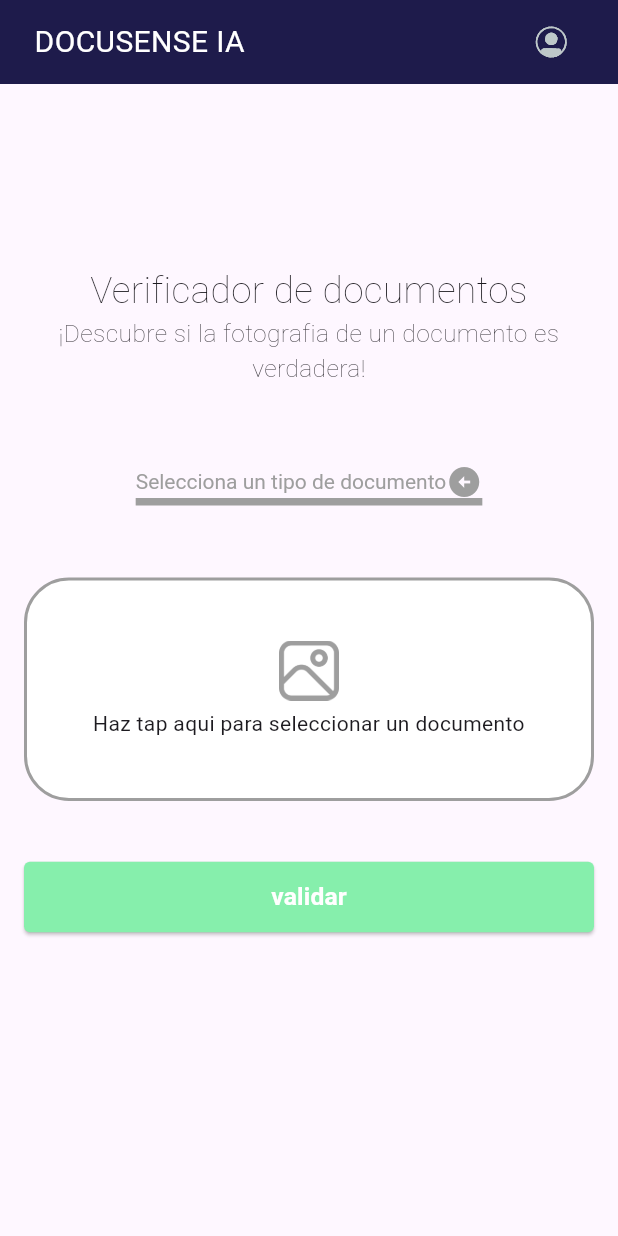
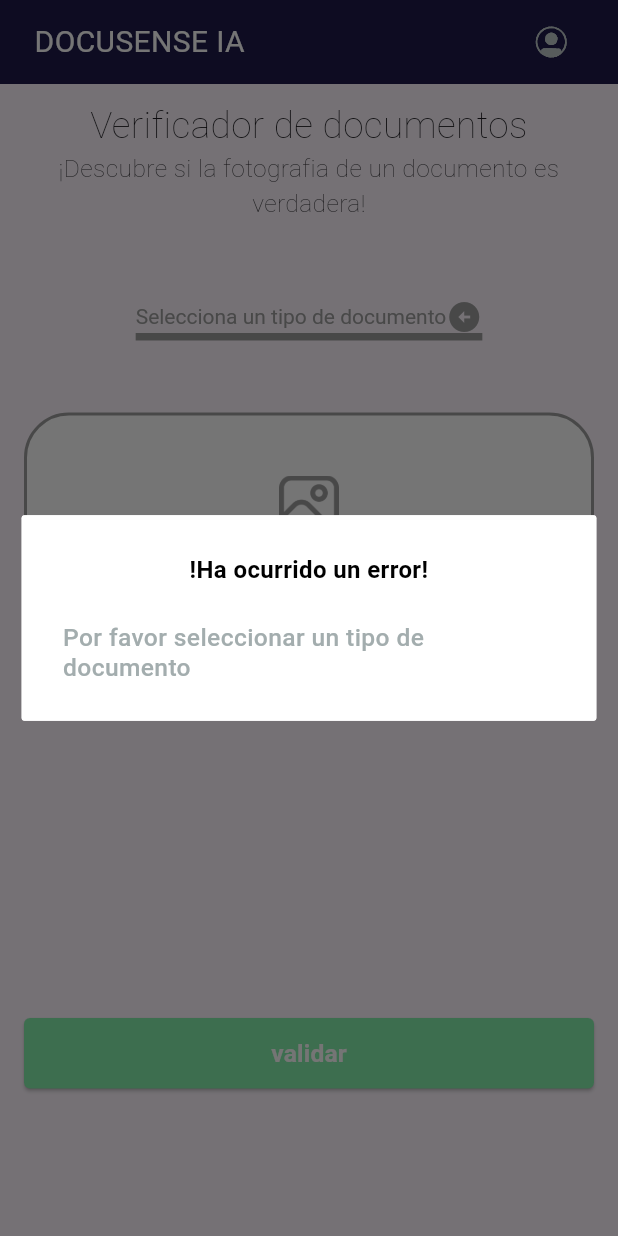
Before and after one commit to JohnMunoz234/hackaton2024, a Flutter app: the screen it shows after launch, after a tap on "validar", on a phone screen of 412 x 824 dp. Run offline on Flutter 3.47's test engine with Material 3 defaults, Android fonts, the phone set to English and light mode, and no system bars; our stand-ins replace badges, cached_network_image, device_info_plus, file_picker, flutter_riverpod, flutter_screenutil and 4 more; missing offline and left inert: pdf_render.

Commit message:
feature/previsualizar_documentos JM 2024/05/01
* Se agrega a la vista la visualizacion de imagenes.
* Se acomoda como tipo carrusel
* Se crea el util base64
* Agregan dialogos de error y validacion exitosa

Pendiente:
* Validar dialogo exitoso(Agregar boton)
* Agregar endpoint
* Usar util base 64

```diff
--- a/lib/core/util/dialog_util.dart
+++ b/lib/core/util/dialog_util.dart
@@ -4,10 +4,6 @@ import 'package:flutter/services.dart';
 import 'package:go_router/go_router.dart';
 import 'package:hackaton_2024_mv/core_ui/widgets/shared/custom_center_dialog.dart';
 import 'package:hackaton_2024_mv/core_ui/widgets/shared/custom_sized_box_space.dart';
-
-
-
-
 
 class DialogUtil {
 
--- a/lib/core/util/parameters.dart
+++ b/lib/core/util/parameters.dart
@@ -1,3 +1,8 @@
 class Parameters {
   static num minSdkChange = 32;
+  static String itemDropDown1 = 'Selecciona un tipo de documento';
+  static String itemDropDown2 = 'Cedula';
+  static String itemDropDown3 = 'Pasaporte';
+  static String itemDropDown4 = 'Licencia de conduccion';
+  static String itemDropDown5 = 'Cedula de extranjeria';
 }
--- /dev/null
+++ b/lib/core/util/skeleton_utils.dart
@@ -0,0 +1,6 @@
+import 'package:flutter/material.dart';
+
+class SkeletonUtils {
+  static var skeletonEntitiesEnabledNotifier = ValueNotifier<bool>(true);
+  static var skeletonDocumentsEnabledNotifier = ValueNotifier<bool>(true);
+}
--- /dev/null
+++ b/lib/feature/principal/presentation/notifier/principal_provider.dart
@@ -0,0 +1,72 @@
+import 'package:flutter_riverpod/flutter_riverpod.dart';
+
+final principalProvider =
+    StateNotifierProvider<PrincipalStateNotifier, PrincipalState>((ref) {
+  return PrincipalStateNotifier();
+});
+
+class PrincipalStateNotifier extends StateNotifier<PrincipalState> {
+  PrincipalStateNotifier() : super(PrincipalState()) {
+    //init();
+  }
+
+  init() {
+   state = state.copyWith(
+      isActive: true,
+      countDocuments: 0,
+      path: null,
+      listPath: [],
+    );
+  }
+
+  setCountDocuments() {
+    state = state.copyWith(countDocuments: state.countDocuments! + 1);
+  }
+
+  setIsActive(bool isActive) {
+   state =  state.copyWith(isActive: isActive);
+  }
+
+  resetCountDocuments() {
+   state =  state.copyWith(countDocuments: 0);
+  }
+
+  setListPath(String path){
+   state =  state.copyWith(listPath: [...?state.listPath, path]);
+  }
+
+  removeElementListPath(int index) {
+    var stateInternal = state.listPath;
+    stateInternal?.removeAt(index);
+    state = state.copyWith(listPath: stateInternal);
+
+  }
+}
+
+class PrincipalState {
+  final int? countDocuments;
+   final bool? isActive;
+  final String? path;
+  final List<String>? listPath;
+
+  PrincipalState({
+    this.countDocuments,
+    this.isActive,
+    this.path,
+    this.listPath = const [],
+  });
+
+  PrincipalState copyWith({
+    int? countDocuments,
+    bool? isActive,
+    String? path,
+    List<String>? listPath,
+  }) {
+    return PrincipalState(
+      countDocuments: countDocuments ?? this.countDocuments,
+      isActive: isActive ?? this.isActive,
+      path: path ?? this.path,
+      listPath: listPath ?? this.listPath,
+    );
+  }
+}
--- a/lib/feature/principal/presentation/screen/principal_screen.dart
+++ b/lib/feature/principal/presentation/screen/principal_screen.dart
@@ -1,15 +1,23 @@
+import 'dart:io';
+
+import 'package:cached_network_image/cached_network_image.dart';
 import 'package:flutter/material.dart';
+import 'package:flutter_riverpod/flutter_riverpod.dart';
 import 'package:flutter_screenutil/flutter_screenutil.dart';
+import 'package:hackaton_2024_mv/core/util/dialog_util.dart';
 import 'package:hackaton_2024_mv/core/util/file_util.dart';
+import 'package:hackaton_2024_mv/core/util/parameters.dart';
 import 'package:hackaton_2024_mv/core/util/permission_util.dart';
 import 'package:hackaton_2024_mv/core_ui/widgets/shared/custom.main_button.dart';
 import 'package:hackaton_2024_mv/core_ui/widgets/shared/custom_app_bar.dart';
 import 'package:hackaton_2024_mv/core_ui/widgets/shared/custom_appbar_icon.dart';
+import 'package:hackaton_2024_mv/core_ui/widgets/shared/custom_document_item.dart';
 import 'package:hackaton_2024_mv/core_ui/widgets/shared/custom_sized_box_space.dart';
+import 'package:hackaton_2024_mv/feature/principal/presentation/notifier/principal_provider.dart';
 import 'package:hackaton_2024_mv/resource/color_constants.dart';
 import 'package:hackaton_2024_mv/resource/image_constants.dart';
 
-class PrincipalScreen extends StatefulWidget {
+class PrincipalScreen extends ConsumerStatefulWidget {
   static const String name = 'PrincipalScreen';
   static const String link = '/$name';
 
@@ -18,11 +26,11 @@ class PrincipalScreen extends StatefulWidget {
   });
 
   @override
-  State<StatefulWidget> createState() => _PrincipalScreenState();
+  ConsumerState createState() => _PrincipalScreenState();
 }
 
-class _PrincipalScreenState extends State<PrincipalScreen> {
-  String dropDownValue = 'Selecciona un tipo de documento';
+class _PrincipalScreenState extends ConsumerState<PrincipalScreen> {
+  String dropDownValue = Parameters.itemDropDown1;
 
   @override
   Widget build(BuildContext context) {
@@ -47,17 +55,25 @@ class _PrincipalScreenState extends State<PrincipalScreen> {
   }
 
   _buildBody(BuildContext context) {
+    final state = ref.watch(principalProvider);
+
+    // final state = ref.read(principalProvider.notifier).state;
+
+    final stateFinal = ref.read(principalProvider.notifier);
+    //stateFinal.setIsActive(true);
     return Column(
       children: [
-        const SizedBox(height: 120),
+        const SizedBox(height: 10),
         _buildTitle(context),
         _buildDescription(),
         const SizedBox(height: 40),
         _buildDropDown(),
         const SizedBox(height: 40),
-        _buildCustomGetLocalDocument(context),
+        _buildCustomGetLocalDocument(context, stateFinal),
         const SizedBox(height: 40),
-        _buildButton()
+        _buildPreviewDocumentList(state, stateFinal),
+        const SizedBox(height: 50),
+        _buildButton(stateFinal),
       ],
     );
   }
@@ -86,13 +102,20 @@ class _PrincipalScreenState extends State<PrincipalScreen> {
     );
   }
 
-  _buildCustomGetLocalDocument(BuildContext context) {
+  _buildCustomGetLocalDocument(
+      BuildContext context, PrincipalStateNotifier state) {
     return GestureDetector(
       onTap: () async {
         bool isPermission = await _validatePermission(context);
-        if (isPermission) {
-          FileUtil.pickFile(CustomFileType.PDF);
-          print("Oprimi el boton");
+        if (isPermission && state.state.listPath!.length < 3) {
+          final path = await FileUtil.pickFile();
+          state.setListPath(path!);
+        } else {
+          DialogUtil.showCustomDialog(
+              context: context,
+              title: "!Espera!",
+              description:
+                  "Has cumplido con el limite (3) para adjuntar documentos ");
         }
       },
       child: Container(
@@ -126,16 +149,6 @@ class _PrincipalScreenState extends State<PrincipalScreen> {
     );
   }
 
-  _buildTextVerify() {
-    bool isOfficial = true;
-    return Center(
-      child: isOfficial
-          ? const Text("El Documento es: ", style: TextStyle(color: Colors.grey),)
-          : Text(
-              "El documento es una vil mentira ladron de datos personales \n llamando a la policia....."),
-    );
-  }
-
   _buildDropDown() {
     return DropdownButton<String>(
       value: dropDownValue,
@@ -153,11 +166,11 @@ class _PrincipalScreenState extends State<PrincipalScreen> {
         });
       },
       items: <String>[
-        'Selecciona un tipo de documento',
-        'Cedula',
-        'Pasaporte',
-        'Licencia de conduccion',
-        'Cedula de extranjeria'
+        Parameters.itemDropDown1,
+        Parameters.itemDropDown2,
+        Parameters.itemDropDown3,
+        Parameters.itemDropDown4,
+        Parameters.itemDropDown5,
       ].map<DropdownMenuItem<String>>((String value) {
         return DropdownMenuItem<String>(
           value: value,
@@ -167,15 +180,70 @@ class _PrincipalScreenState extends State<PrincipalScreen> {
     );
   }
 
-  _buildButton() {
+  _buildButton(PrincipalStateNotifier state) {
     return CustomMainButton(
       text: "Validar",
       colorText: Colors.white,
       color: ColorConstants.primaryButtonColor,
       margin: const EdgeInsets.symmetric(horizontal: 16),
       onPressed: () {
-        print("Ir a login");
+        if (dropDownValue != Parameters.itemDropDown1 &&
+            state.state.listPath!.isNotEmpty) {
+          // TODO JM ENVIA PETICION A BACK
+          DialogUtil.showCustomDialog(
+              context: context,
+              title: "!Tus resultado estan listos!",
+              description:
+                  "Oprime el siguiente boton para descargar los resultados de la validacion");
+        } else {
+          DialogUtil.showCustomDialog(
+              context: context,
+              title: "!Ha ocurrido un error!",
+              description: dropDownValue == Parameters.itemDropDown1
+                  ? "Por favor seleccionar un tipo de documento"
+                  : "Por favor adjuntar al menos una imagen");
+        }
       },
     );
   }
+
+  _buildPreviewDocumentList(
+      PrincipalState state, PrincipalStateNotifier stateNotifier) {
+    return Center(
+      child: SizedBox(
+        height: 160.h,
+        child: ListView.builder(
+            padding: EdgeInsets.only(left: 32.w),
+            scrollDirection: Axis.horizontal,
+            itemCount: state.listPath!.length <= 3 ? state.listPath?.length : 3,
+            itemBuilder: (context, index) {
+              return GestureDetector(
+                onTap: () {
+                  ref
+                      .read(principalProvider.notifier)
+                      .removeElementListPath(index);
+                },
+                child: Container(
+                  decoration: BoxDecoration(
+                    color: Colors.white,
+                    border: Border.all(
+                      width: 2,
+                      color: Colors.grey,
+                    ),
+                    // Make rounded corners
+                    borderRadius: BorderRadius.circular(2),
+                  ),
+                  child: Padding(
+                    padding: EdgeInsets.symmetric(horizontal: 0),
+                    child: Image.file(
+                      File(state.listPath![index]!),
+                      fit: BoxFit.cover,
+                    ),
+                  ),
+                ),
+              );
+            }),
+      ),
+    );
+  }
 }
--- a/lib/main.dart
+++ b/lib/main.dart
@@ -1,7 +1,14 @@
 import 'package:flutter/material.dart';
+import 'package:flutter_riverpod/flutter_riverpod.dart';
 import 'package:hackaton_2024_mv/app/main_app.dart';
 import 'package:hackaton_2024_mv/navigation/router.dart';
 
 void main() {
-  runApp(const MainApp());
+  final container = ProviderContainer();
+  runApp(
+    ProviderScope(
+      parent: container,
+      child: const MainApp(),
+    ),
+  );
 }
--- a/lib/resource/color_constants.dart
+++ b/lib/resource/color_constants.dart
@@ -5,4 +5,6 @@ class ColorConstants {
   static const Color primaryBackgroundColor = Color(0xFF1e1b4b);
   static const Color secondaryBackgroundColor = Color(0xFF1d4ed8);
   static const Color primaryButtonColor = Color(0xFF86efac);
+  static const Color generalBorderColor = Color(0xFFE9EFF6);
+  static const Color tertiaryTextColor = Color(0xFFBEC8C9);
 }
--- a/pubspec.yaml
+++ b/pubspec.yaml
@@ -56,6 +56,10 @@ dependencies:
   permission_handler: ^11.3.1
   device_info_plus: ^10.1.0
   badges: ^3.1.2
+  skeletonizer: ^1.1.2+1
+  pdf_render: ^1.4.6
+  path_provider: ^2.1.3
+  cached_network_image: ^3.3.1
 
 
 dev_dependencies:
```
Also changed, not shown: lib/core/util/base64_util.dart (added, +16 -0 lines), lib/core/util/file_util.dart (+6 -22 lines), lib/core_ui/widgets/shared/custom_center_dialog.dart (+1 -17 lines), lib/core_ui/widgets/shared/custom_document_item.dart (added, +207 -0 lines), lib/core_ui/widgets/shared/custom_document_preview_card.dart (added, +84 -0 lines), 1 other file.
